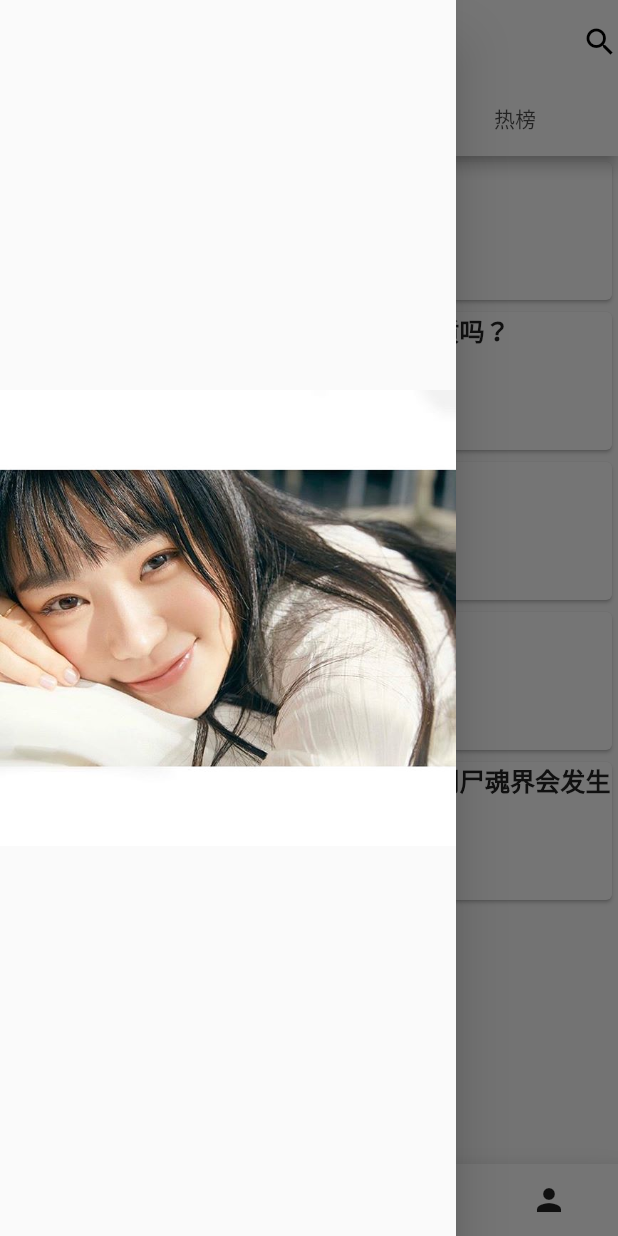
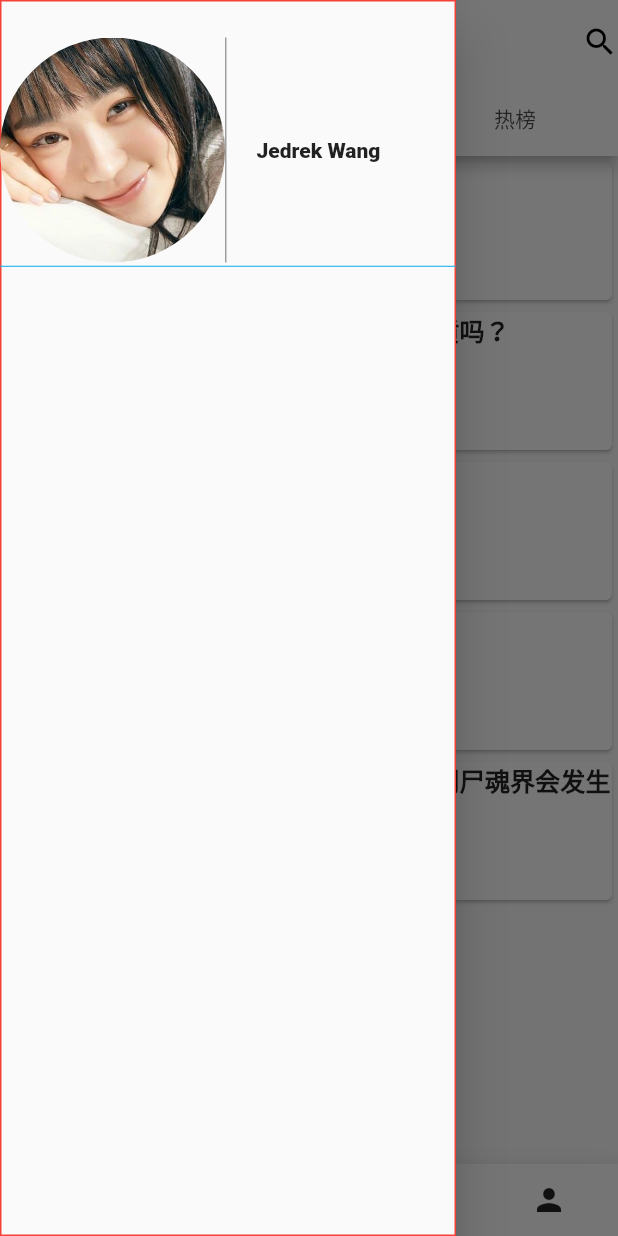
Before and after one commit to JedrekWang/Focus, a Flutter app: the screen it shows after launch, with the side drawer open, on a phone screen of 412 x 824 dp. Run offline on Flutter 3.47's test engine with Material 2 defaults, Android fonts, the phone set to English and light mode, and no system bars; missing offline and left inert: mustache.

Commit message:
新增抽屉页的个人头像和姓名

```diff
--- a/lib/main.dart
+++ b/lib/main.dart
@@ -144,15 +144,66 @@ class MyDrawer extends StatelessWidget {
   @override
   Widget build(BuildContext context) {
     return Drawer(
-        child: MediaQuery.removePadding(
-      context: context,
-      removeTop: true,
-      child: DecoratedBox(
-        decoration: BoxDecoration(
-            image: DecorationImage(
-                image: AssetImage("assets/head.jpg"), fit: BoxFit.contain)),
+      child: MediaQuery.removePadding(
+        context: context,
+        removeTop: true,
+        child: DecoratedBox(
+          decoration: BoxDecoration(
+            border: Border.all(color: Colors.red),
+          ),
+          child: Column(
+            crossAxisAlignment: CrossAxisAlignment.start,
+            children: [
+              SizedBox(height: 25,),
+              Row(
+                children: [
+                  Avatar(),
+                  SizedBox(
+                    width: 1,
+                    height: 150,
+                    child: DecoratedBox(
+                      decoration: BoxDecoration(color: Colors.grey),
+                    ),
+                  ),
+                  SizedBox(
+                    width: 20,
+                  ),
+                  Text(
+                    "Jedrek Wang",
+                    style: TextStyle(fontWeight: FontWeight.w800),
+                  )
+                ],
+              ),
+              Divider(
+                height: 5,
+                color: Colors.lightBlue,
+              )
+            ],
+          ),
+        ),
       ),
-    ));
+    );
+  }
+}
+
+class Avatar extends StatelessWidget {
+  const Avatar({
+    Key key,
+  }) : super(key: key);
+
+  @override
+  Widget build(BuildContext context) {
+    return ClipOval(
+      child: Container(
+          // alignment: Alignment.topLeft,
+          width: 150,
+          height: 150,
+          child: Image.asset(
+            "assets/head.jpg",
+            alignment: Alignment.centerLeft,
+            fit: BoxFit.cover,
+          )),
+    );
   }
 }
 
```
Also changed, not shown: assets/head.jpg.
